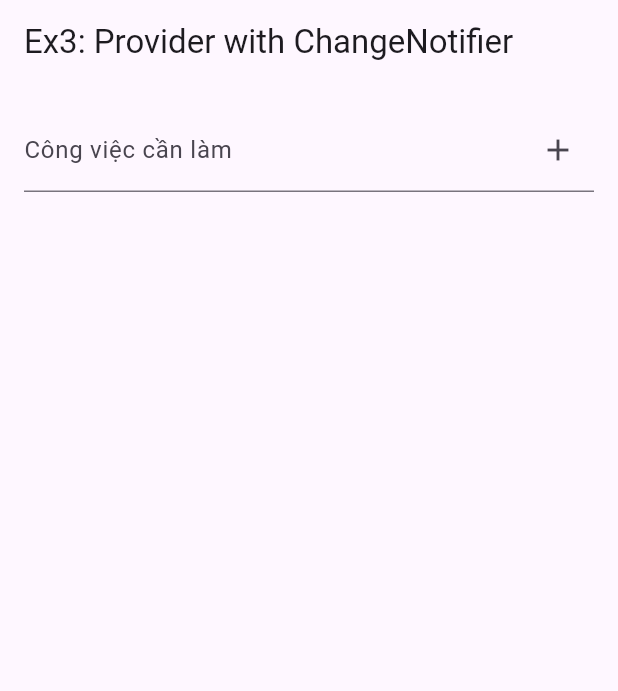
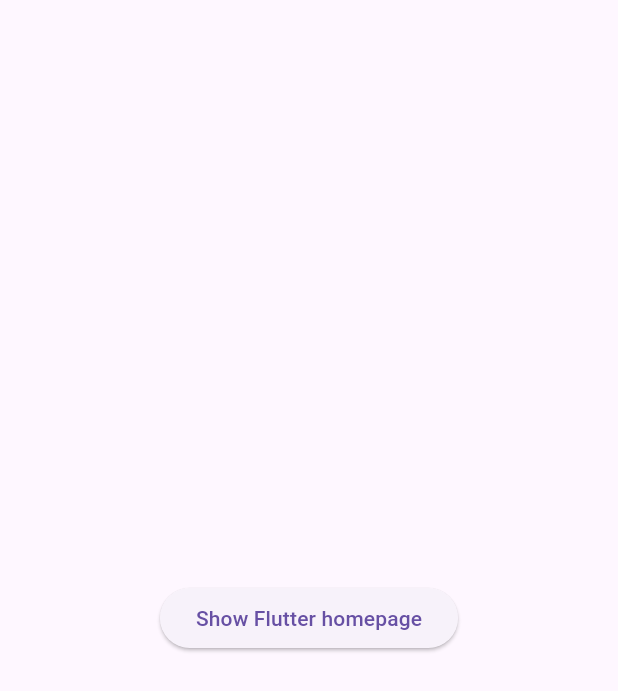
Before and after one commit to Do2304/testFlutter, a Flutter app: the screen it shows after launch, on a phone screen of 412 x 824 dp. Shown: the top 691 px of the screen. Run offline on Flutter 3.47's test engine with Material 3 defaults, Android fonts, the phone set to English and light mode, and no system bars; our stand-ins replace go_router.

Commit message:
do ex1 url Launcher

```diff
--- a/test_flutter/lib/main.dart
+++ b/test_flutter/lib/main.dart
@@ -11,6 +11,8 @@ import './navigation/parseArgNameRoute/partArgNameRoute.dart';
 import './stateManagement/Ex1_StateFulWidget.dart';
 import './stateManagement/Ex2_ProviderWithChangeNotifier.dart';
 import './stateManagement/Ex3_ProviderWithChangeNotifier.dart';
+
+import './usePlugin/Ex1_UrlLauncher.dart';
 
 void main() {
   runApp(
@@ -51,7 +53,7 @@ class MyApp extends StatelessWidget {
       //   assert(false, 'Need to implement ${settings.name}');
       //   return null;
       // },
-      home: TodoScreen(),
+      home: Ex1_UrlLauncher(),
       // home: TodosScreen(
       //   todos: List.generate(
       //     20,
--- /dev/null
+++ b/test_flutter/lib/usePlugin/Ex1_UrlLauncher.dart
@@ -0,0 +1,25 @@
+import 'package:flutter/material.dart';
+import 'package:url_launcher/url_launcher.dart';
+
+class Ex1_UrlLauncher extends StatelessWidget {
+  const Ex1_UrlLauncher({super.key});
+
+  void launchURL() async {
+    final Uri url = Uri.parse('https://www.facebook.com/thaibinhdo198');
+    if (!await launchUrl(url)) {
+      throw Exception('Could not launch $url');
+    }
+  }
+
+  @override
+  Widget build(BuildContext context) {
+    return Scaffold(
+      body: Center(
+        child: ElevatedButton(
+          onPressed: launchURL,
+          child: const Text('Show Flutter homepage'),
+        ),
+      ),
+    );
+  }
+}
--- a/test_flutter/pubspec.yaml
+++ b/test_flutter/pubspec.yaml
@@ -2,7 +2,7 @@ name: test_flutter
 description: "A new Flutter project."
 # The following line prevents the package from being accidentally published to
 # pub.dev using `flutter pub publish`. This is preferred for private packages.
-publish_to: 'none' # Remove this line if you wish to publish to pub.dev
+publish_to: "none" # Remove this line if you wish to publish to pub.dev
 
 # The following defines the version and build number for your application.
 # A version number is three numbers separated by dots, like 1.2.43
@@ -36,6 +36,7 @@ dependencies:
   cupertino_icons: ^1.0.8
   http: ^1.4.0
   provider: ^6.1.5
+  url_launcher: ^6.3.2
 
 dev_dependencies:
   flutter_test:
@@ -53,7 +54,6 @@ dev_dependencies:
 
 # The following section is specific to Flutter packages.
 flutter:
-
   # The following line ensures that the Material Icons font is
   # included with your application, so that you can use the icons in
   # the material Icons class.
```
Also changed, not shown: test_flutter/pubspec.lock, 5 other files.
